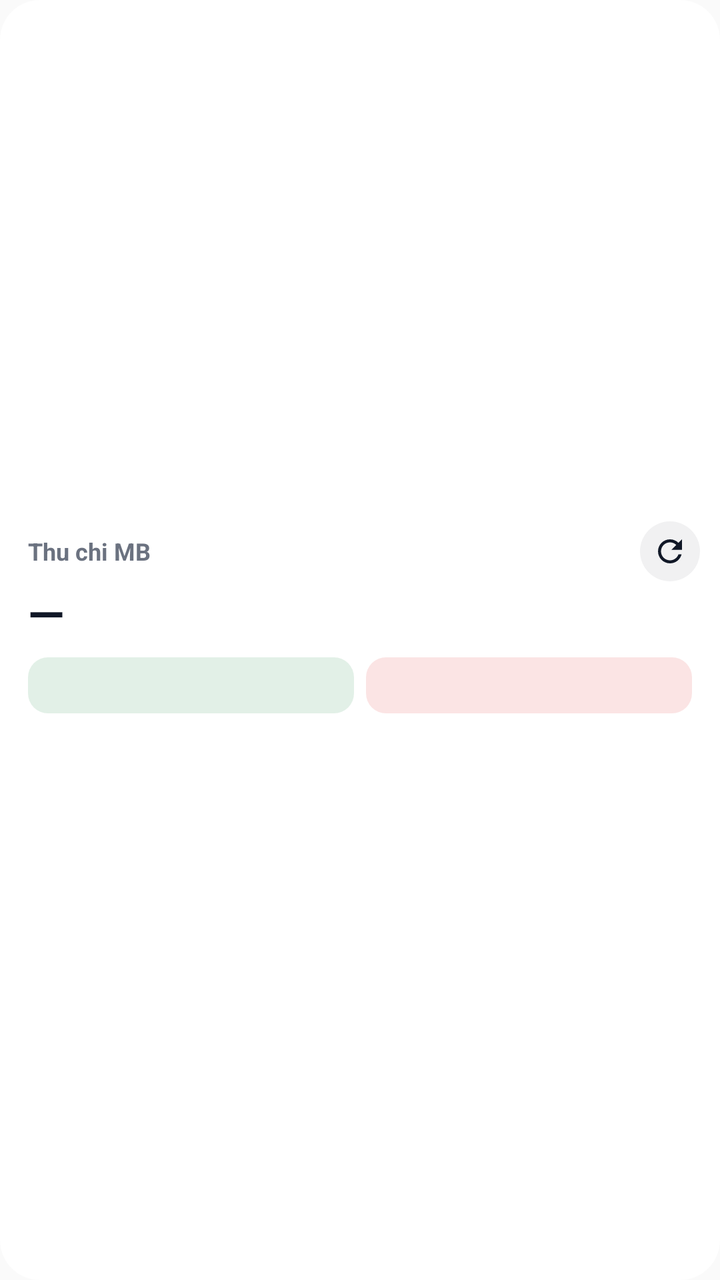
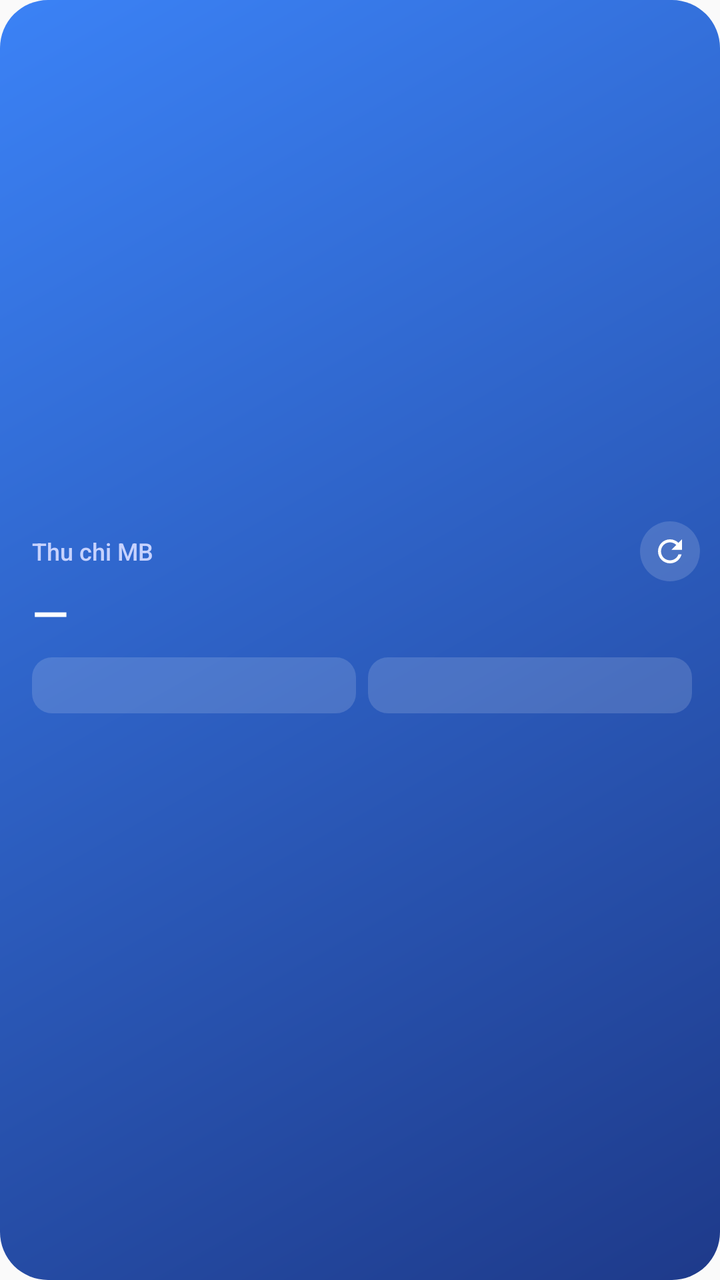

Compare the two renders of this Android layout. The source of the first and the diff that turns it into the second are given below.
<!-- AndroidManifest.xml: application theme AppTheme -->
<!-- res/layout/widget_balance.xml -->
<?xml version="1.0" encoding="utf-8"?>
<LinearLayout xmlns:android="http://schemas.android.com/apk/res/android"
    android:id="@+id/w_root"
    android:layout_width="match_parent"
    android:layout_height="match_parent"
    android:background="@drawable/widget_bg"
    android:gravity="center_vertical"
    android:orientation="vertical"
    android:paddingStart="14dp"
    android:paddingTop="10dp"
    android:paddingEnd="10dp"
    android:paddingBottom="12dp">

    
    <LinearLayout
        android:layout_width="match_parent"
        android:layout_height="wrap_content"
        android:gravity="center_vertical"
        android:orientation="horizontal">

        <TextView
            android:id="@+id/w_title"
            android:layout_width="0dp"
            android:layout_height="wrap_content"
            android:layout_weight="1"
            android:ellipsize="end"
            android:maxLines="1"
            android:text="Thu chi MB"
            android:textColor="@color/w_muted"
            android:textSize="12sp"
            android:textStyle="bold" />

        <TextView
            android:id="@+id/w_status"
            android:layout_width="wrap_content"
            android:layout_height="wrap_content"
            android:layout_marginEnd="6dp"
            android:maxLines="1"
            android:textColor="@color/w_muted"
            android:textSize="11sp" />

        <FrameLayout
            android:layout_width="30dp"
            android:layout_height="30dp">

            <ImageView
                android:id="@+id/w_sync"
                android:layout_width="match_parent"
                android:layout_height="match_parent"
                android:background="@drawable/widget_btn"
                android:contentDescription="@string/widget_sync"
                android:padding="6dp"
                android:src="@drawable/ic_sync" />

            <ProgressBar
                android:id="@+id/w_progress"
                android:layout_width="match_parent"
                android:layout_height="match_parent"
                android:indeterminate="true"
                android:indeterminateTint="@color/w_fg"
                android:padding="6dp"
                android:visibility="gone" />
        </FrameLayout>
    </LinearLayout>

    <TextView
        android:id="@+id/w_net"
        android:layout_width="match_parent"
        android:layout_height="32dp"
        android:autoSizeMaxTextSize="26sp"
        android:autoSizeMinTextSize="14sp"
        android:autoSizeTextType="uniform"
        android:gravity="center_vertical"
        android:maxLines="1"
        android:text="—"
        android:textColor="@color/w_fg"
        android:textStyle="bold" />

    <LinearLayout
        android:layout_width="match_parent"
        android:layout_height="wrap_content"
        android:layout_marginTop="6dp"
        android:layout_marginEnd="4dp"
        android:orientation="horizontal">

        <TextView
            android:id="@+id/w_in"
            android:layout_width="0dp"
            android:layout_height="28dp"
            android:layout_weight="1"
            android:autoSizeMaxTextSize="13sp"
            android:autoSizeMinTextSize="9sp"
            android:autoSizeTextType="uniform"
            android:background="@drawable/widget_pill_in"
            android:gravity="center_vertical"
            android:maxLines="1"
            android:paddingStart="8dp"
            android:paddingEnd="8dp"
            android:textColor="@color/w_green"
            android:textStyle="bold" />

        <TextView
            android:id="@+id/w_out"
            android:layout_width="0dp"
            android:layout_height="28dp"
            android:layout_marginStart="6dp"
            android:layout_weight="1"
            android:autoSizeMaxTextSize="13sp"
            android:autoSizeMinTextSize="9sp"
            android:autoSizeTextType="uniform"
            android:background="@drawable/widget_pill_out"
            android:gravity="center_vertical"
            android:maxLines="1"
            android:paddingStart="8dp"
            android:paddingEnd="8dp"
            android:textColor="@color/w_red"
            android:textStyle="bold" />
    </LinearLayout>

    <TextView
        android:id="@+id/w_balance"
        android:layout_width="match_parent"
        android:layout_height="wrap_content"
        android:layout_marginTop="6dp"
        android:ellipsize="end"
        android:maxLines="1"
        android:textColor="@color/w_muted"
        android:textSize="11sp" />
</LinearLayout>
<!-- resources referenced by this layout -->
<resources>
  <color name="w_fg">#111827</color>
  <color name="w_green">#15803D</color>
  <color name="w_muted">#6B7280</color>
  <color name="w_red">#DC2626</color>
  <!-- drawable ic_sync (drawable) -->
  <?xml version="1.0" encoding="utf-8"?>
  <vector xmlns:android="http://schemas.android.com/apk/res/android"
      android:width="24dp"
      android:height="24dp"
      android:viewportWidth="24"
      android:viewportHeight="24">
      <path
          android:fillColor="@color/w_fg"
          android:pathData="M17.65,6.35C16.2,4.9 14.21,4 12,4c-4.42,0 -7.99,3.58 -7.99,8s3.57,8 7.99,8c3.73,0 6.84,-2.55 7.73,-6h-2.08c-0.82,2.33 -3.04,4 -5.65,4 -3.31,0 -6,-2.69 -6,-6s2.69,-6 6,-6c1.66,0 3.14,0.69 4.22,1.78L13,11h7V4l-2.35,2.35z" />
  </vector>
  <!-- drawable widget_bg (drawable) -->
  <?xml version="1.0" encoding="utf-8"?>
  <shape xmlns:android="http://schemas.android.com/apk/res/android" android:shape="rectangle">
      <solid android:color="@color/w_bg" />
      <corners android:radius="20dp" />
  </shape>
  <!-- drawable widget_btn (drawable) -->
  <?xml version="1.0" encoding="utf-8"?>
  <ripple xmlns:android="http://schemas.android.com/apk/res/android" android:color="@color/w_ripple">
      <item>
          <shape android:shape="oval">
              <solid android:color="@color/w_btn" />
          </shape>
      </item>
  </ripple>
  <!-- drawable widget_pill_in (drawable) -->
  <?xml version="1.0" encoding="utf-8"?>
  <shape xmlns:android="http://schemas.android.com/apk/res/android" android:shape="rectangle">
      <solid android:color="@color/w_green_soft" />
      <corners android:radius="10dp" />
  </shape>
  <!-- drawable widget_pill_out (drawable) -->
  <?xml version="1.0" encoding="utf-8"?>
  <shape xmlns:android="http://schemas.android.com/apk/res/android" android:shape="rectangle">
      <solid android:color="@color/w_red_soft" />
      <corners android:radius="10dp" />
  </shape>
  <string name="widget_sync">Quét lại thông báo</string>
  <style name="AppTheme" parent="android:Theme.Material.Light.NoActionBar" />
  <color name="w_bg">#F2FFFFFF</color>
  <color name="w_ripple">#33111827</color>
  <color name="w_btn">#0F111827</color>
  <color name="w_green_soft">#1F15803D</color>
  <color name="w_red_soft">#1FDC2626</color>
</resources>

<!-- the commit's change to res/layout/widget_balance.xml (unified diff, before → after) -->
@@ -6,10 +6,10 @@
     android:background="@drawable/widget_bg"
     android:gravity="center_vertical"
     android:orientation="vertical"
-    android:paddingStart="14dp"
-    android:paddingTop="10dp"
+    android:paddingStart="16dp"
+    android:paddingTop="12dp"
     android:paddingEnd="10dp"
-    android:paddingBottom="12dp">
+    android:paddingBottom="14dp">
 
     
     <LinearLayout
@@ -28,7 +28,7 @@
             android:text="Thu chi MB"
             android:textColor="@color/w_muted"
             android:textSize="12sp"
-            android:textStyle="bold" />
+            android:fontFamily="sans-serif-medium" />
 
         <TextView
             android:id="@+id/w_status"
@@ -67,14 +67,14 @@
         android:id="@+id/w_net"
         android:layout_width="match_parent"
         android:layout_height="32dp"
-        android:autoSizeMaxTextSize="26sp"
+        android:autoSizeMaxTextSize="28sp"
         android:autoSizeMinTextSize="14sp"
         android:autoSizeTextType="uniform"
         android:gravity="center_vertical"
         android:maxLines="1"
         android:text="—"
         android:textColor="@color/w_fg"
-        android:textStyle="bold" />
+        android:fontFamily="sans-serif-medium" />
 
     <LinearLayout
         android:layout_width="match_parent"
@@ -97,7 +97,7 @@
             android:paddingStart="8dp"
             android:paddingEnd="8dp"
             android:textColor="@color/w_green"
-            android:textStyle="bold" />
+            android:fontFamily="sans-serif-medium" />
 
         <TextView
             android:id="@+id/w_out"
@@ -114,7 +114,7 @@
             android:paddingStart="8dp"
             android:paddingEnd="8dp"
             android:textColor="@color/w_red"
-            android:textStyle="bold" />
+            android:fontFamily="sans-serif-medium" />
     </LinearLayout>
 
     <TextView
<!-- resource entries referenced after the edit -->
@@ -1,9 +1,9 @@
 <!-- resources referenced by this layout -->
 <resources>
-  <color name="w_fg">#111827</color>
-  <color name="w_green">#15803D</color>
-  <color name="w_muted">#6B7280</color>
-  <color name="w_red">#DC2626</color>
+  <color name="w_fg">#FFFFFF</color>
+  <color name="w_green">#A7F3D0</color>
+  <color name="w_muted">#C7D2FE</color>
+  <color name="w_red">#FECDD3</color>
   <!-- drawable ic_sync (drawable) -->
   <?xml version="1.0" encoding="utf-8"?>
   <vector xmlns:android="http://schemas.android.com/apk/res/android"
@@ -18,8 +18,11 @@
   <!-- drawable widget_bg (drawable) -->
   <?xml version="1.0" encoding="utf-8"?>
   <shape xmlns:android="http://schemas.android.com/apk/res/android" android:shape="rectangle">
-      <solid android:color="@color/w_bg" />
-      <corners android:radius="20dp" />
+      <gradient
+          android:angle="315"
+          android:endColor="@color/w_bg_end"
+          android:startColor="@color/w_bg_start" />
+      <corners android:radius="24dp" />
   </shape>
   <!-- drawable widget_btn (drawable) -->
   <?xml version="1.0" encoding="utf-8"?>
@@ -44,10 +47,11 @@
   </shape>
   <string name="widget_sync">Quét lại thông báo</string>
   <style name="AppTheme" parent="android:Theme.Material.Light.NoActionBar" />
-  <color name="w_bg">#F2FFFFFF</color>
-  <color name="w_ripple">#33111827</color>
-  <color name="w_btn">#0F111827</color>
-  <color name="w_green_soft">#1F15803D</color>
-  <color name="w_red_soft">#1FDC2626</color>
+  <color name="w_bg_end">#1E3A8A</color>
+  <color name="w_bg_start">#3B82F6</color>
+  <color name="w_ripple">#40FFFFFF</color>
+  <color name="w_btn">#26FFFFFF</color>
+  <color name="w_green_soft">#26FFFFFF</color>
+  <color name="w_red_soft">#26FFFFFF</color>
 </resources>
 
